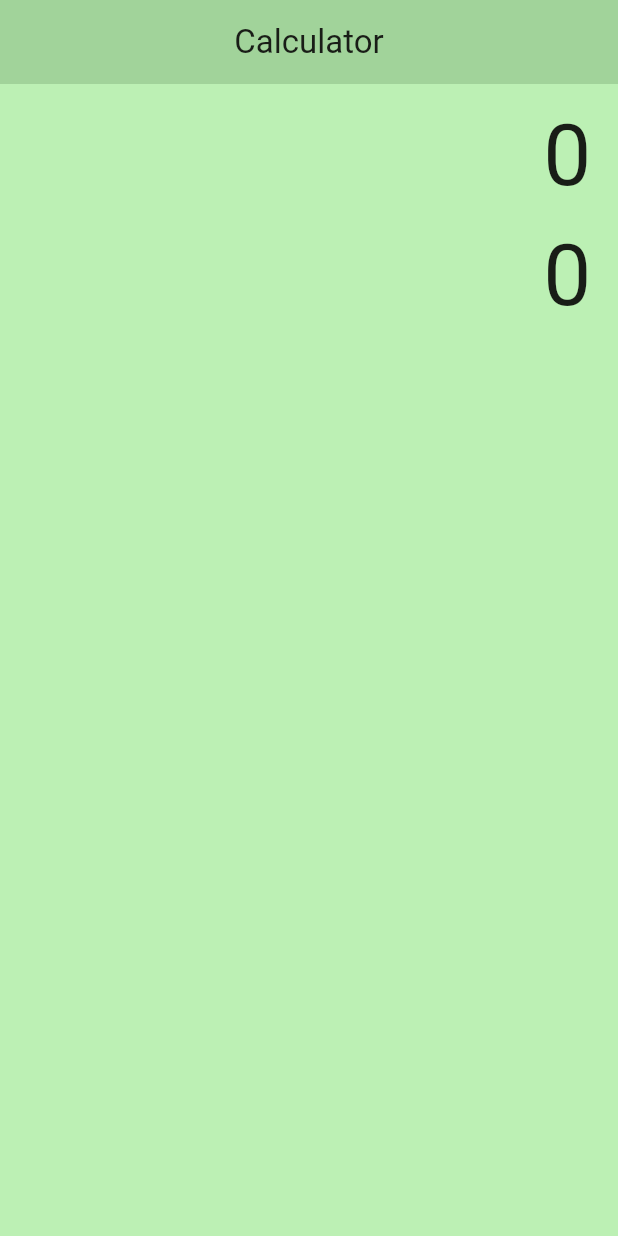
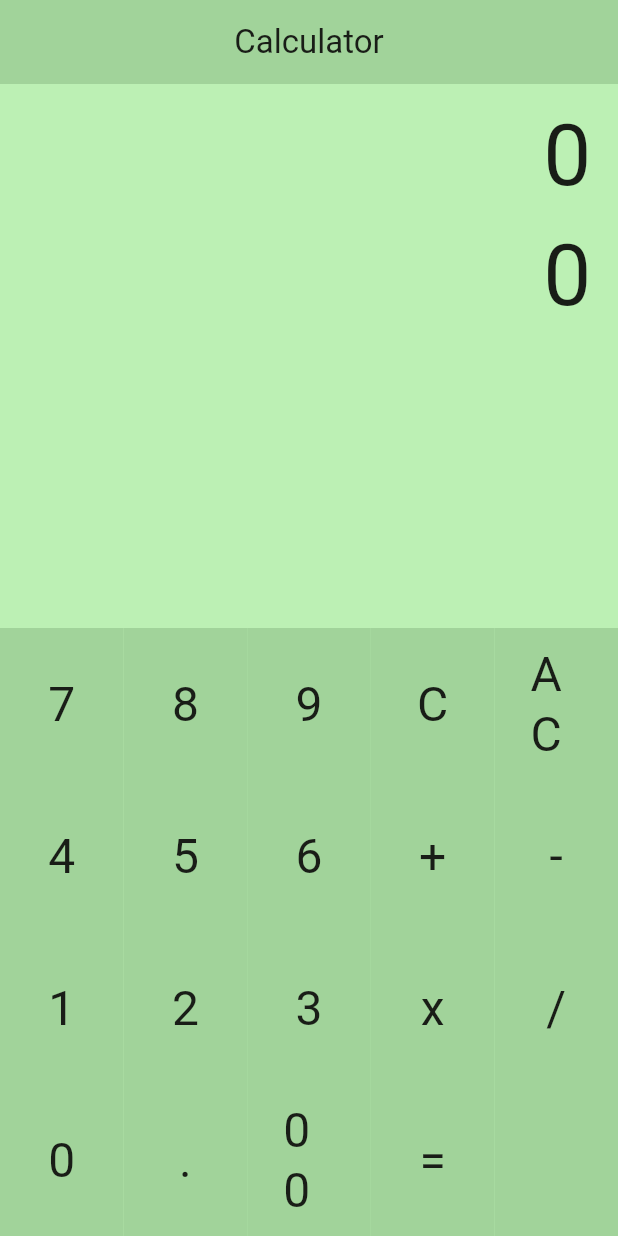
Before and after one commit to Vgbhieel/day00, a Flutter app: the screen it shows after launch, on a phone screen of 412 x 824 dp. Run offline on Flutter 3.47's test engine with Material 2 defaults, Android fonts, the phone set to English and light mode, and no system bars.

Commit message:
feat: Finish ex02

```diff
--- a/ex02/lib/calculator_page.dart
+++ b/ex02/lib/calculator_page.dart
@@ -1,3 +1,4 @@
+import 'package:calculator/widget/calculator.pad.dart';
 import 'package:calculator/widget/calculator_text.dart';
 import 'package:flutter/material.dart';
 
@@ -23,6 +24,8 @@ class CalculatorPage extends StatelessWidget {
             CalculatorText(value: "0"),
             SizedBox(height: 16),
             CalculatorText(value: "0"),
+            Spacer(),
+            Expanded(flex: 2, child: CalculatorPad())
           ],
         ),
       ),
--- /dev/null
+++ b/ex02/lib/widget/calculator.pad.dart
@@ -0,0 +1,65 @@
+import 'package:calculator/widget/calculator_button.dart';
+import 'package:flutter/material.dart';
+
+class CalculatorPad extends StatelessWidget {
+  const CalculatorPad({
+    super.key,
+  });
+
+  @override
+  Widget build(BuildContext context) {
+    return Column(
+      mainAxisSize: MainAxisSize.max,
+      children: [
+        const Expanded(
+          child: Row(
+              mainAxisSize: MainAxisSize.max,
+              crossAxisAlignment: CrossAxisAlignment.stretch,
+              children: [
+                CalculatorButton(text: "7"),
+                CalculatorButton(text: "8"),
+                CalculatorButton(text: "9"),
+                CalculatorButton(text: "C"),
+                CalculatorButton(text: "AC"),
+              ]),
+        ),
+        const Expanded(
+          child: Row(
+              mainAxisSize: MainAxisSize.max,
+              crossAxisAlignment: CrossAxisAlignment.stretch,
+              children: [
+                CalculatorButton(text: "4"),
+                CalculatorButton(text: "5"),
+                CalculatorButton(text: "6"),
+                CalculatorButton(text: "+"),
+                CalculatorButton(text: "-"),
+              ]),
+        ),
+        const Expanded(
+          child: Row(
+              mainAxisSize: MainAxisSize.max,
+              crossAxisAlignment: CrossAxisAlignment.stretch,
+              children: [
+                CalculatorButton(text: "1"),
+                CalculatorButton(text: "2"),
+                CalculatorButton(text: "3"),
+                CalculatorButton(text: "x"),
+                CalculatorButton(text: "/"),
+              ]),
+        ),
+        Expanded(
+          child: Row(crossAxisAlignment: CrossAxisAlignment.stretch, children: [
+            const CalculatorButton(text: "0"),
+            const CalculatorButton(text: "."),
+            const CalculatorButton(text: "00"),
+            const CalculatorButton(text: "="),
+            Expanded(
+                child: Container(
+              color: Theme.of(context).colorScheme.inversePrimary,
+            ))
+          ]),
+        ),
+      ],
+    );
+  }
+}
--- /dev/null
+++ b/ex02/lib/widget/calculator_button.dart
@@ -0,0 +1,34 @@
+import 'package:flutter/material.dart';
+
+class CalculatorButton extends StatelessWidget {
+  final String text;
+
+  const CalculatorButton({
+    super.key,
+    required this.text,
+  });
+
+  @override
+  Widget build(BuildContext context) {
+    ThemeData theme = Theme.of(context);
+
+    return Expanded(
+      child: ElevatedButton(
+        style: ButtonStyle(
+            backgroundColor:
+                MaterialStateProperty.all(theme.colorScheme.inversePrimary),
+            elevation: MaterialStateProperty.all(0),
+            shape: MaterialStateProperty.all(const RoundedRectangleBorder(
+              borderRadius: BorderRadius.all(Radius.zero),
+            ))),
+        onPressed: () {
+          debugPrint('Button pressed: $text');
+        },
+        child: Text(
+          text,
+          style: theme.textTheme.headlineLarge,
+        ),
+      ),
+    );
+  }
+}
```
